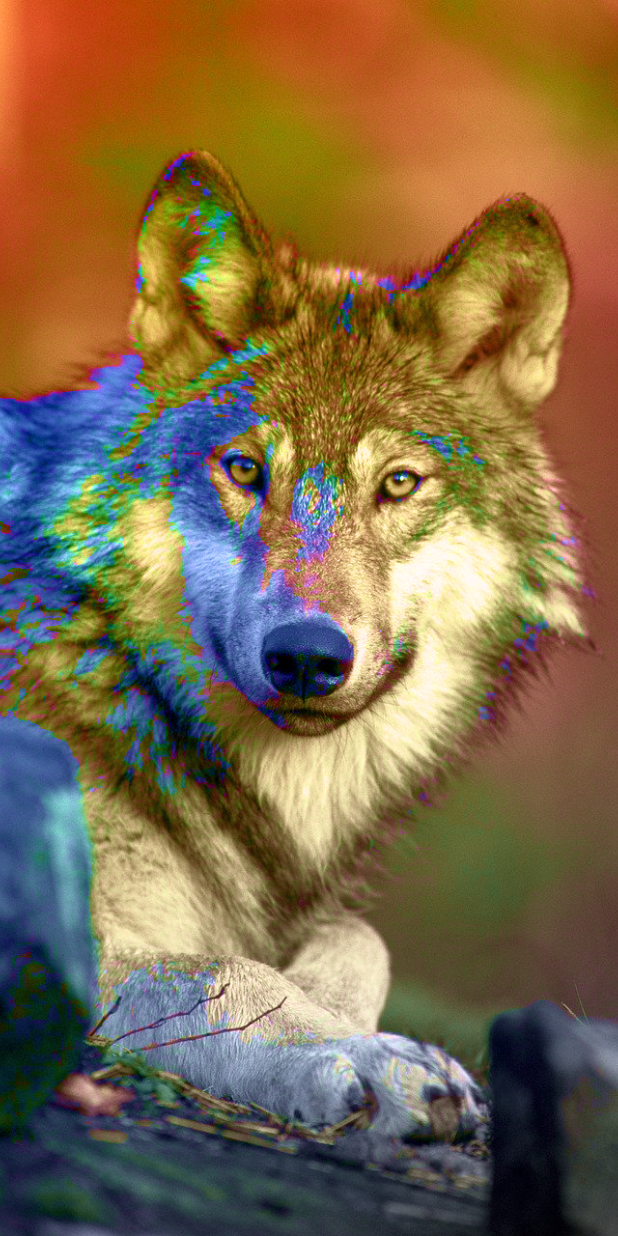
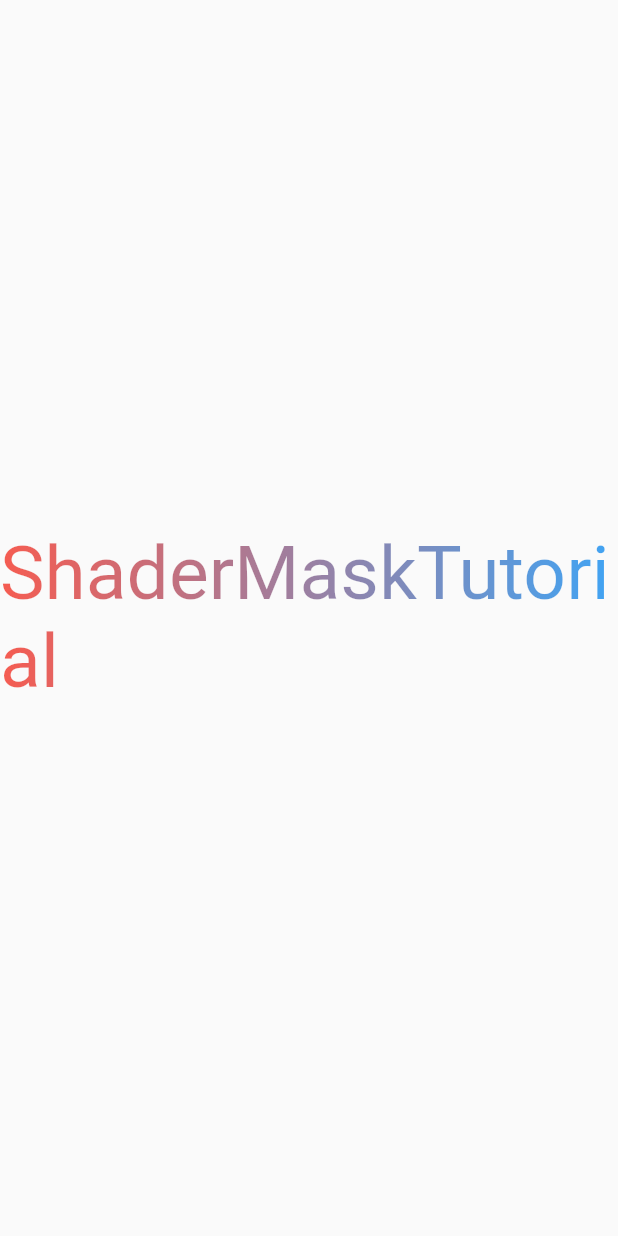
Before and after one commit to SinaSys/shader_mask_flutter, a Flutter app: the screen it shows after launch, on a phone screen of 412 x 824 dp. Run offline on Flutter 3.47's test engine with Material 2 defaults, Android fonts, the phone set to English and light mode, and no system bars.

Commit message:
commit ShaderMaskOnText

```diff
--- a/lib/main.dart
+++ b/lib/main.dart
@@ -20,25 +20,16 @@ class MyHomePage extends StatelessWidget {
   Widget build(BuildContext context) {
     return Scaffold(
       body: SafeArea(
-        child: ShaderMask(
-          blendMode: BlendMode.saturation,
-          shaderCallback: (Rect bounds) {
-            return LinearGradient(
-                    begin: Alignment.topLeft,
-                    end: Alignment.bottomRight,
-                    colors: [Colors.red, Colors.black.withOpacity(0.8)])
-                .createShader(bounds);
-          },
-          child: Container(
-            width: double.infinity,
-            height: double.infinity,
-            child: Image.asset(
-              'images/wolf.jpg',
-              fit: BoxFit.cover,
-            ),
-          ),
-        ),
-      ),
-    );
-  }
+          child:
+          Center(
+            child: ShaderMask(
+              blendMode: BlendMode.srcIn,
+              shaderCallback: (Rect bounds) {
+                return LinearGradient(
+                  colors: [Colors.red, Colors.blue],
+                  tileMode: TileMode.mirror,
+                ).createShader(bounds);
+              },
+              child: const Text('ShaderMaskTutorial', style: TextStyle(fontSize: 50)),),
+          ),),);}
 }
```
